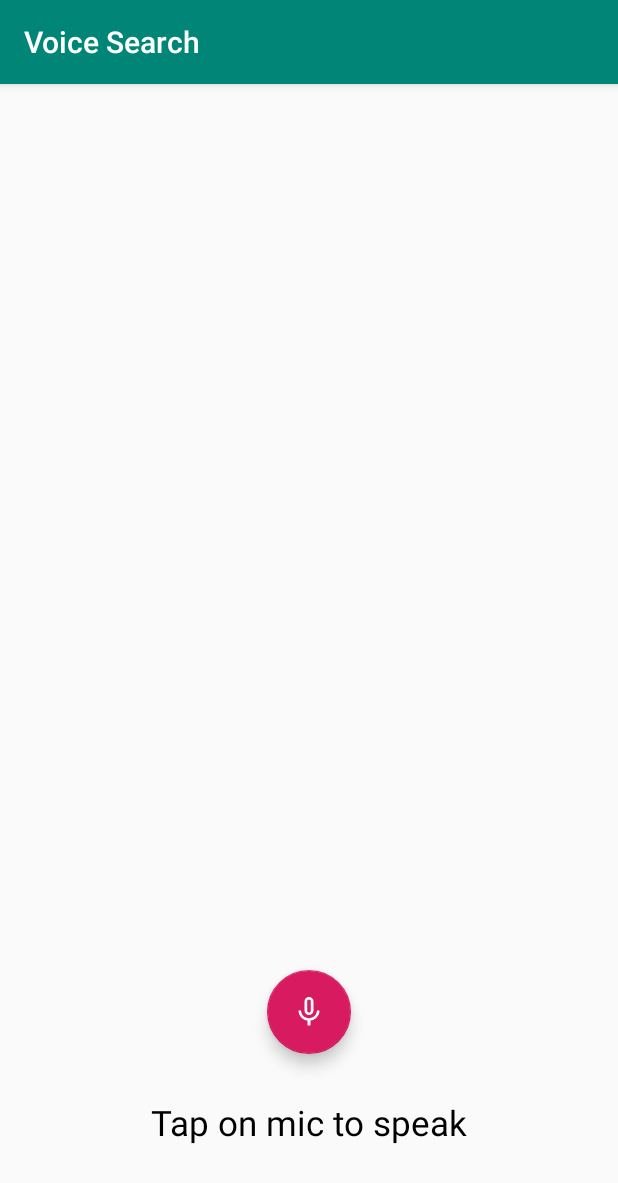
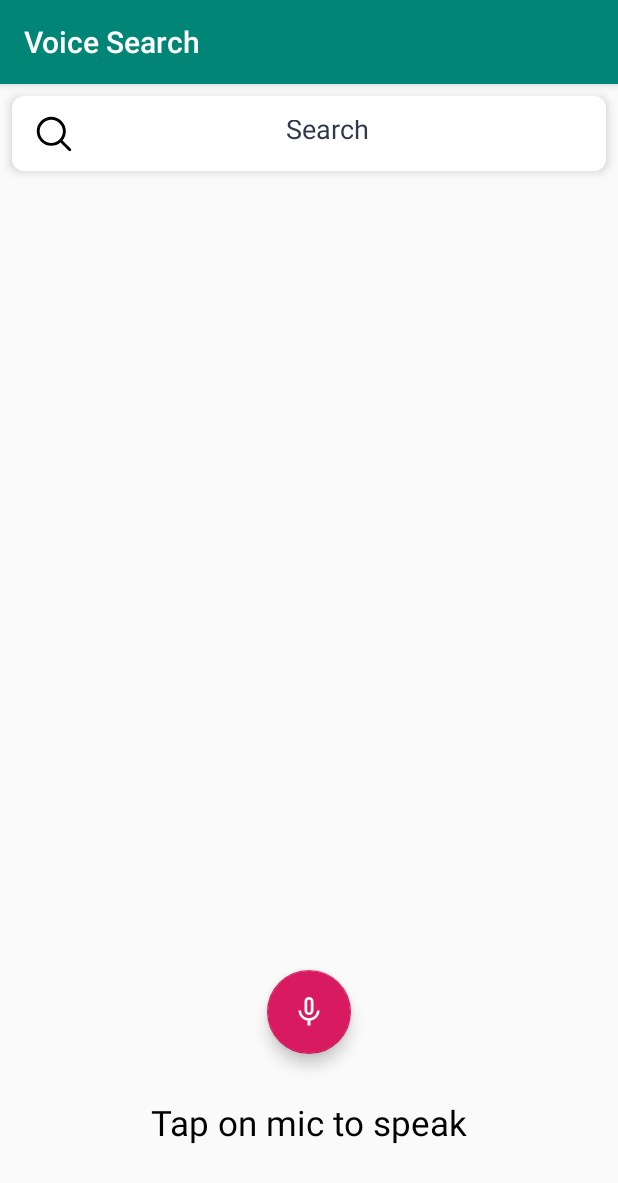
Before and after one commit to Krishnasony/Voice-Search-Kotlin, an Android app: the screen it shows after launch (MainActivity), on a phone screen of 412 x 824 dp. Shown: the top 1183 px of the screen. Run offline under Robolectric (Android 15) with nearby library versions, the phone set to English and light mode, and no system bars.

Commit message:
- ui created for Voice Search

```diff
--- a/app/src/main/res/layout/activity_main.xml
+++ b/app/src/main/res/layout/activity_main.xml
@@ -5,6 +5,29 @@
     android:layout_width="match_parent"
     android:layout_height="match_parent"
     tools:context=".MainActivity">
+
+    <com.example.voicesearch.utils.SearchView
+        android:id="@+id/searchView"
+        android:layout_width="0dp"
+        android:layout_height="50dp"
+        android:layout_margin="8dp"
+        android:gravity="center"
+        android:background="@drawable/search_view_bg"
+        android:hint="@string/search_here"
+        app:layout_constraintEnd_toEndOf="parent"
+        app:layout_constraintTop_toTopOf="parent"
+        app:layout_constraintStart_toStartOf="parent"/>
+
+    <androidx.recyclerview.widget.RecyclerView
+        android:id="@+id/rv_recent_search"
+        android:layout_width="match_parent"
+        android:layout_height="wrap_content"
+        android:layout_marginStart="@dimen/margin_small"
+        android:layout_marginEnd="@dimen/margin_small"
+        app:layout_constraintEnd_toEndOf="parent"
+        app:layout_constraintStart_toStartOf="parent"
+        app:layout_constraintTop_toBottomOf="@+id/searchView" />
+
     <com.google.android.material.floatingactionbutton.FloatingActionButton
         android:id="@+id/floating_action_btn"
         android:layout_width="wrap_content"
--- /dev/null
+++ b/app/src/main/res/values/dimens.xml
@@ -0,0 +1,4 @@
+<?xml version="1.0" encoding="utf-8"?>
+<resources>
+    <dimen name="margin_small">8dp</dimen>
+</resources>
--- a/app/src/main/res/values/strings.xml
+++ b/app/src/main/res/values/strings.xml
@@ -1,4 +1,5 @@
 <resources>
     <string name="app_name">Voice Search</string>
     <string name="mic_description">Tap on mic to speak</string>
+    <string name="search_here">Search Here ..</string>
 </resources>
```
